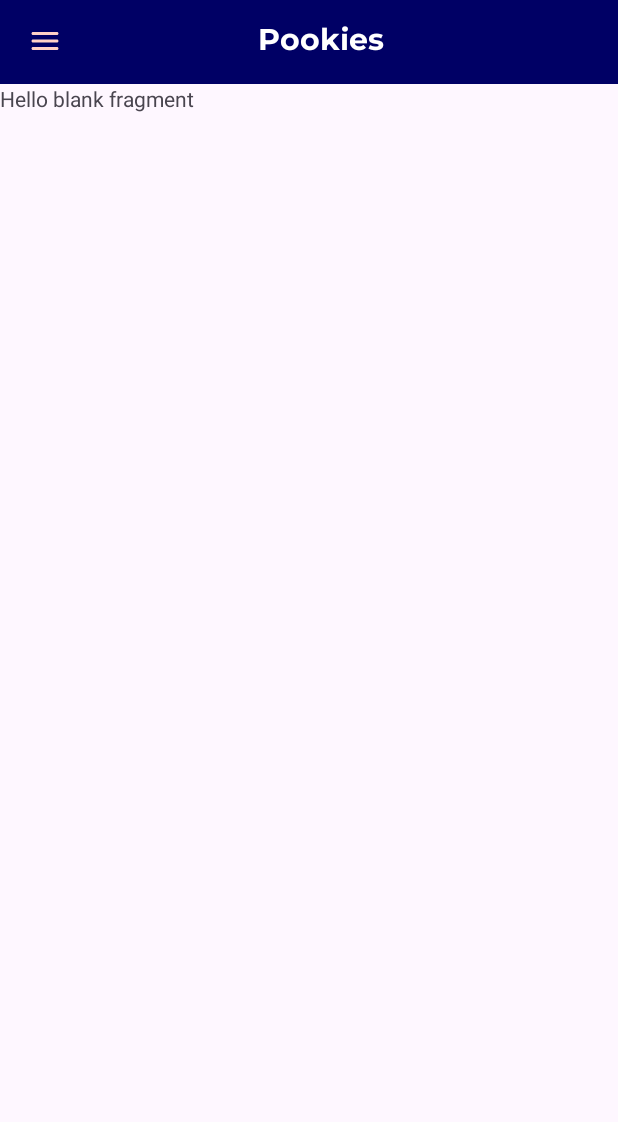
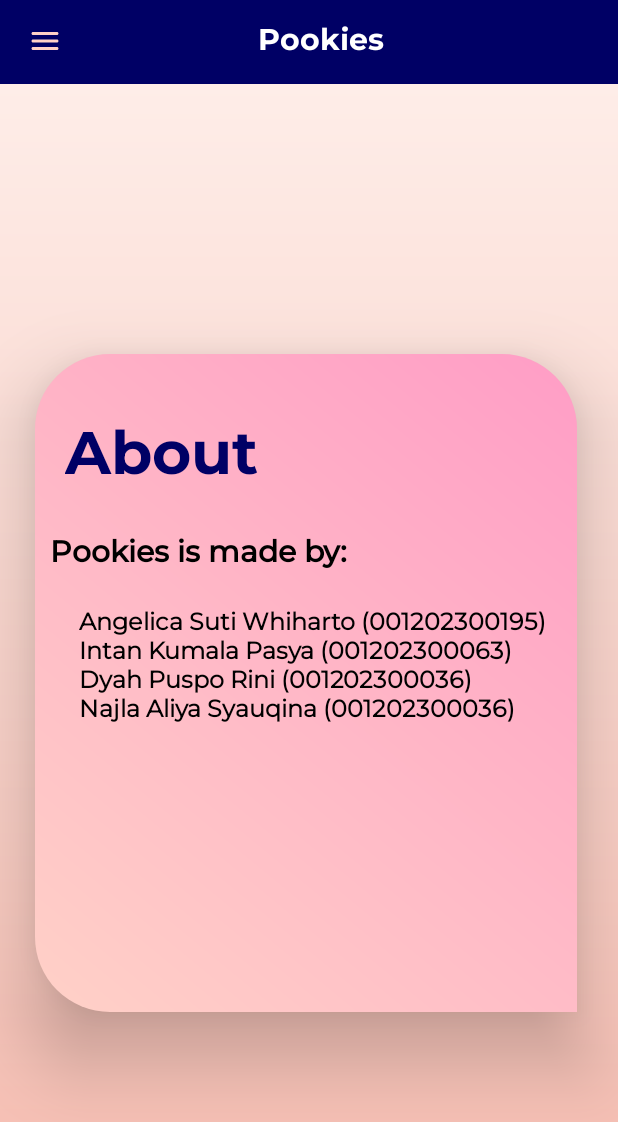
Before and after one commit to kunospw/Pookies-app, an Android app: the fragment PolicyFragment placed in its activity, on a phone screen of 412 x 824 dp. Shown: the top 1122 px of the screen. Run offline under Robolectric (Android 15) with nearby library versions, the phone set to English and light mode, and no system bars; our stand-ins replace Firebase (no records; nobody signed in at launch, a user with empty details on screens opened directly); 3 statements that could not run were skipped.

Commit message:
Added UI to Policy, Login, GPS, Profile etc.

```diff
--- a/app/src/main/AndroidManifest.xml
+++ b/app/src/main/AndroidManifest.xml
@@ -22,7 +22,7 @@
         android:allowBackup="true"
         android:dataExtractionRules="@xml/data_extraction_rules"
         android:fullBackupContent="@xml/backup_rules"
-        android:icon="@drawable/pink_loading"
+        android:icon="@drawable/pink_logo"
         android:label="@string/app_name"
         android:roundIcon="@drawable/pink_logo"
         android:supportsRtl="true"
--- a/app/src/main/res/layout/drawer_header.xml
+++ b/app/src/main/res/layout/drawer_header.xml
@@ -22,7 +22,7 @@
             android:id="@+id/userImage"
             android:layout_width="match_parent"
             android:layout_height="match_parent"
-            android:src="@drawable/person"/>
+            android:src="@drawable/person" />
 
     </androidx.cardview.widget.CardView>
     <TextView
--- a/app/src/main/res/layout/fragment_policy.xml
+++ b/app/src/main/res/layout/fragment_policy.xml
@@ -1,14 +1,70 @@
 <?xml version="1.0" encoding="utf-8"?>
-<FrameLayout xmlns:android="http://schemas.android.com/apk/res/android"
-    xmlns:tools="http://schemas.android.com/tools"
+<RelativeLayout xmlns:android="http://schemas.android.com/apk/res/android"
     android:layout_width="match_parent"
     android:layout_height="match_parent"
-    tools:context=".PolicyFragment">
+    xmlns:app="http://schemas.android.com/apk/res-auto"
+    android:background="@drawable/chat_bcg">
 
-    <!-- TODO: Update blank fragment layout -->
-    <TextView
-        android:layout_width="match_parent"
-        android:layout_height="match_parent"
-        android:text="@string/hello_blank_fragment" />
 
-</FrameLayout>
+    <LinearLayout
+        android:layout_width="361dp"
+        android:layout_height="401dp"
+        android:layout_alignParentStart="true"
+        android:layout_alignParentTop="true"
+        android:layout_alignParentEnd="true"
+        android:layout_alignParentBottom="true"
+        android:layout_marginStart="23dp"
+        android:layout_marginTop="180dp"
+        android:layout_marginEnd="27dp"
+        android:layout_marginBottom="149dp"
+        android:background="@drawable/feedback_bcg"
+        android:elevation="30dp"
+        android:orientation="vertical">
+
+        <TextView
+            android:id="@+id/About"
+            android:textSize="40dp"
+            android:layout_marginTop="40dp"
+            android:layout_marginLeft="20sp"
+            android:layout_width="wrap_content"
+            android:layout_height="wrap_content"
+            android:textColor="@color/blue_dark"
+            android:fontFamily="@font/montserrat_bold"
+            android:textStyle="bold"
+            android:text="About" />
+
+        <TextView
+            android:id="@+id/pookiesby"
+            android:layout_width="wrap_content"
+            android:layout_height="wrap_content"
+            android:layout_marginLeft="10sp"
+            android:layout_marginTop="20dp"
+            android:fontFamily="@font/montserrat_medium"
+            android:text="Pookies is made by: "
+            android:textSize="20sp"
+            android:textColor="@color/black"
+            android:textStyle="bold"/>
+
+        <LinearLayout
+            android:orientation="vertical"
+            android:layout_width="wrap_content"
+            android:layout_gravity="center"
+            android:layout_height="wrap_content">
+
+            <TextView
+                android:id="@+id/Members"
+                android:layout_width="wrap_content"
+                android:layout_height="wrap_content"
+                android:layout_marginLeft="10sp"
+                android:layout_marginTop="20dp"
+                android:fontFamily="@font/montserrat"
+                android:text="Angelica Suti Whiharto (001202300195)\nIntan Kumala Pasya (001202300063)\nDyah Puspo Rini (001202300036)\nNajla Aliya Syauqina (001202300036)"
+                android:textAlignment="textStart"
+                android:textColor="@color/black"
+                android:textSize="16dp"
+                android:textStyle="bold" />
+
+        </LinearLayout>
+
+    </LinearLayout>
+</RelativeLayout>
```
Also changed, not shown: app/src/main/res/layout/fragment_about.xml (+46 -9 lines), app/src/main/res/layout/fragment_gps.xml (+10 -7 lines), app/src/main/res/layout/fragment_profile.xml (+34 -10 lines), app/src/main/res/layout/fragment_settings.xml (+13 -6 lines).
